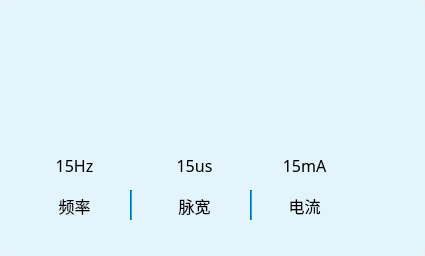
The window that Src/CustomWidget/musclebutton.ui (xiaosongzhi/LowUpLimp) describes before a commit, drawn with Qt 5.
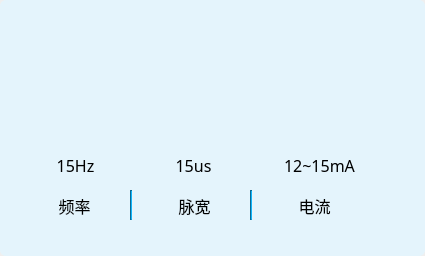
The same window after the commit.

The edit to the form file:
```diff
--- a/Src/CustomWidget/musclebutton.ui
+++ b/Src/CustomWidget/musclebutton.ui
@@ -68,9 +68,9 @@
    <widget class="QLabel" name="current_Label">
     <property name="geometry">
      <rect>
-      <x>270</x>
+      <x>254</x>
       <y>150</y>
-      <width>69</width>
+      <width>131</width>
       <height>31</height>
      </rect>
     </property>
@@ -81,7 +81,7 @@
      </font>
     </property>
     <property name="text">
-     <string>15mA</string>
+     <string>12~15mA</string>
     </property>
     <property name="alignment">
      <set>Qt::AlignCenter</set>
@@ -112,9 +112,9 @@
    <widget class="QLabel" name="frequency_Label">
     <property name="geometry">
      <rect>
-      <x>40</x>
+      <x>30</x>
       <y>150</y>
-      <width>69</width>
+      <width>91</width>
       <height>31</height>
      </rect>
     </property>
@@ -200,7 +200,7 @@
    <widget class="QLabel" name="label_6">
     <property name="geometry">
      <rect>
-      <x>270</x>
+      <x>280</x>
       <y>190</y>
       <width>69</width>
       <height>31</height>
@@ -222,9 +222,9 @@
    <widget class="QLabel" name="plus_Label">
     <property name="geometry">
      <rect>
-      <x>160</x>
+      <x>138</x>
       <y>150</y>
-      <width>69</width>
+      <width>111</width>
       <height>31</height>
      </rect>
     </property>
```
